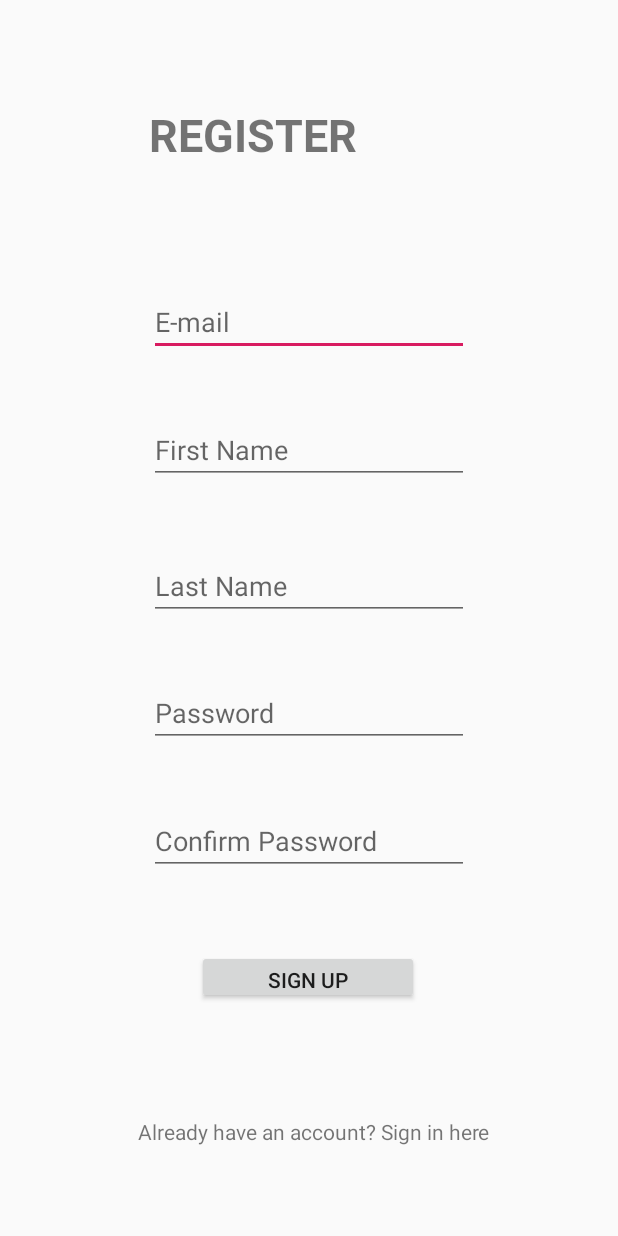
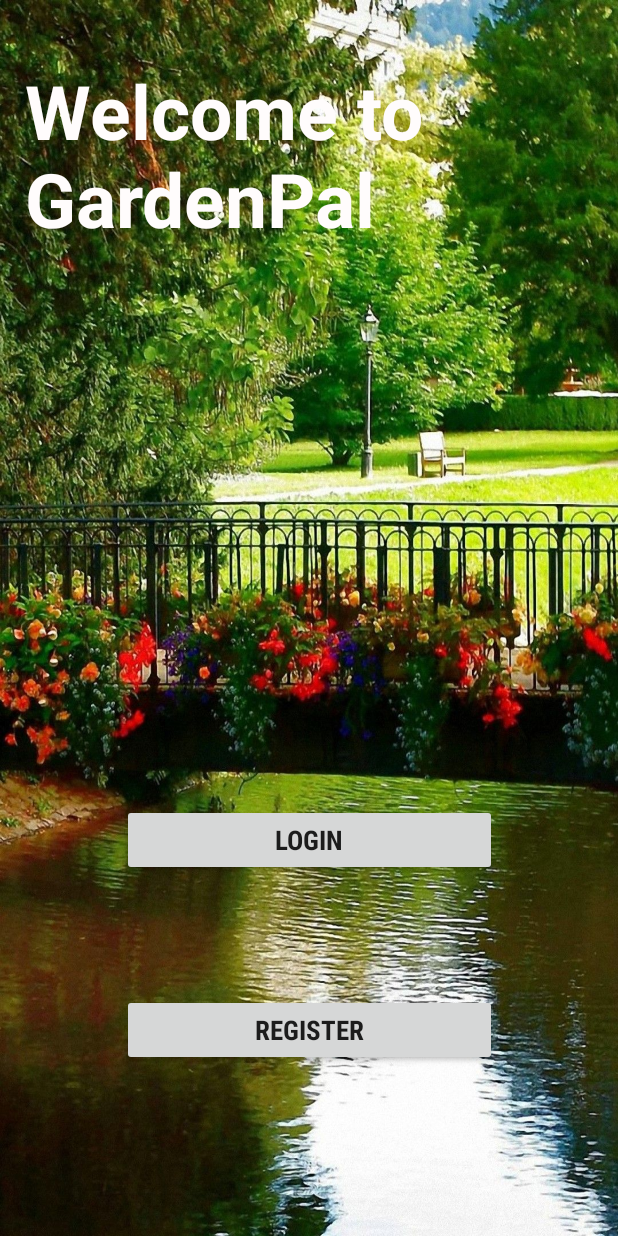
Before and after one commit to harrythomas1998/FYP, an Android app: the screen it shows after launch (MainActivity before the commit, FirstScreen after it), on a phone screen of 412 x 824 dp. Run offline under Robolectric (Android 15) with nearby library versions, the phone set to English and light mode, and no system bars.

Commit message:
23/1/2020 made a start screen

```diff
--- a/app/src/main/AndroidManifest.xml
+++ b/app/src/main/AndroidManifest.xml
@@ -13,7 +13,8 @@
         android:roundIcon="@mipmap/ic_launcher_round"
         android:supportsRtl="true"
         android:theme="@style/AppTheme">
-        <activity android:name=".SoilActivity"></activity>
+        <activity android:name=".RegisterActivity"></activity>
+        <activity android:name=".SoilActivity" />
         <activity android:name=".CreateEvent" />
         <activity android:name=".MyGarden" />
 
@@ -24,7 +25,7 @@
         <activity android:name=".MaintenancePlanner" />
         <activity android:name=".HomeActivity" />
         <activity android:name=".LoginActivity" />
-        <activity android:name=".MainActivity">
+        <activity android:name=".FirstScreen">
             <intent-filter>
                 <action android:name="android.intent.action.MAIN" />
 
--- /dev/null
+++ b/app/src/main/java/com/example/fyp/FirstScreen.java
@@ -0,0 +1,46 @@
+package com.example.fyp;
+
+import androidx.appcompat.app.AppCompatActivity;
+
+import android.content.Intent;
+import android.os.Bundle;
+import android.view.View;
+import android.widget.Button;
+
+public class FirstScreen extends AppCompatActivity {
+
+
+    Button b1, b2;
+
+    @Override
+    protected void onCreate(Bundle savedInstanceState) {
+        super.onCreate(savedInstanceState);
+        setContentView(R.layout.activity_first_screen);
+
+        b1 = findViewById(R.id.loginBtn);
+        b2 = findViewById(R.id.registerBtn);
+
+
+
+        b1.setOnClickListener(new View.OnClickListener() {
+            @Override
+            public void onClick(View v) {
+
+
+                Intent i = new Intent(FirstScreen.this, LoginActivity.class);
+                startActivity(i);
+            }
+        });
+
+
+        b2.setOnClickListener(new View.OnClickListener() {
+            @Override
+            public void onClick(View v) {
+
+                Intent i = new Intent(FirstScreen.this, RegisterActivity.class);
+                startActivity(i);
+
+            }
+        });
+    }
+}
--- a/app/src/main/java/com/example/fyp/HomeActivity.java
+++ b/app/src/main/java/com/example/fyp/HomeActivity.java
@@ -32,7 +32,7 @@ public class HomeActivity extends AppCompatActivity {
             public void onClick(View v) {
 
                 FirebaseAuth.getInstance().signOut();
-                Intent intToMain = new Intent(HomeActivity.this, MainActivity.class);
+                Intent intToMain = new Intent(HomeActivity.this, FirstScreen.class);
                 startActivity(intToMain);
 
             }
--- a/app/src/main/java/com/example/fyp/LoginActivity.java
+++ b/app/src/main/java/com/example/fyp/LoginActivity.java
@@ -100,7 +100,7 @@ public class LoginActivity extends AppCompatActivity {
         txtSignUp.setOnClickListener(new View.OnClickListener() {
             @Override
             public void onClick(View v) {
-                Intent intSignUp = new Intent(LoginActivity.this, MainActivity.class);
+                Intent intSignUp = new Intent(LoginActivity.this, RegisterActivity.class);
                 startActivity(intSignUp);
             }
         });
--- a/app/src/main/java/com/example/fyp/MainActivity.java
+++ b/app/src/main/java/com/example/fyp/RegisterActivity.java
@@ -18,7 +18,7 @@ import com.google.firebase.auth.FirebaseAuth;
 import com.google.firebase.database.DatabaseReference;
 import com.google.firebase.database.FirebaseDatabase;
 
-public class MainActivity extends AppCompatActivity {
+public class RegisterActivity extends AppCompatActivity {
 
     EditText eMail, password, cPassword, firstN, lastN;
 
@@ -33,7 +33,7 @@ public class MainActivity extends AppCompatActivity {
     @Override
     protected void onCreate(Bundle savedInstanceState) {
         super.onCreate(savedInstanceState);
-        setContentView(R.layout.activity_main);
+        setContentView(R.layout.activity_register);
 
         mFirebaseAuth = FirebaseAuth.getInstance();
         databaseReference = FirebaseDatabase.getInstance().getReference("User");
@@ -74,7 +74,7 @@ public class MainActivity extends AppCompatActivity {
                     password.requestFocus();
                 }
                 else {
-                    mFirebaseAuth.createUserWithEmailAndPassword(emailText, passwordText).addOnCompleteListener(MainActivity.this, new OnCompleteListener<AuthResult>() {
+                    mFirebaseAuth.createUserWithEmailAndPassword(emailText, passwordText).addOnCompleteListener(RegisterActivity.this, new OnCompleteListener<AuthResult>() {
                         @Override
                         public void onComplete(@NonNull Task<AuthResult> task) {
                             if(!task.isSuccessful()){
@@ -91,7 +91,7 @@ public class MainActivity extends AppCompatActivity {
                                         .getUid()).setValue(user).addOnCompleteListener(new OnCompleteListener<Void>() {
                                     @Override
                                     public void onComplete(@NonNull Task<Void> task) {
-                                        startActivity(new Intent(MainActivity.this, HomeActivity.class));
+                                        startActivity(new Intent(RegisterActivity.this, HomeActivity.class));
 
                                     }
                                 });
@@ -112,7 +112,7 @@ public class MainActivity extends AppCompatActivity {
         txtSignIn.setOnClickListener(new View.OnClickListener() {
             @Override
             public void onClick(View v) {
-                Intent i = new Intent(MainActivity.this,LoginActivity.class);
+                Intent i = new Intent(RegisterActivity.this,LoginActivity.class);
                 startActivity(i);
             }
         });
--- a/app/src/main/java/com/example/fyp/WeatherParser.java
+++ b/app/src/main/java/com/example/fyp/WeatherParser.java
@@ -12,7 +12,7 @@ import org.xml.sax.SAXException;
 
 import java.io.IOException;
 import java.util.ArrayList;
-import java.util.Objects;
+
 
 import javax.xml.parsers.DocumentBuilder;
 import javax.xml.parsers.DocumentBuilderFactory;
--- /dev/null
+++ b/app/src/main/res/layout/activity_first_screen.xml
@@ -0,0 +1,62 @@
+<?xml version="1.0" encoding="utf-8"?>
+<androidx.constraintlayout.widget.ConstraintLayout xmlns:android="http://schemas.android.com/apk/res/android"
+    xmlns:app="http://schemas.android.com/apk/res-auto"
+    xmlns:tools="http://schemas.android.com/tools"
+    android:layout_width="match_parent"
+    android:layout_height="match_parent"
+    tools:context=".FirstScreen"
+    android:background="@drawable/first_screen_img">
+
+    <TextView
+        android:id="@+id/textView3"
+        android:layout_width="350dp"
+        android:layout_height="wrap_content"
+        android:layout_marginStart="20dp"
+        android:layout_marginTop="40dp"
+        android:layout_marginEnd="50dp"
+        android:text="Welcome to GardenPal"
+        android:textAppearance="@style/TextAppearance.AppCompat.Display3"
+        android:textColor="#FFFCFC"
+        android:textSize="50dp"
+        android:textStyle="bold"
+        app:layout_constraintEnd_toEndOf="parent"
+        app:layout_constraintHorizontal_bias="0.444"
+        app:layout_constraintStart_toStartOf="parent"
+        app:layout_constraintTop_toTopOf="parent" />
+
+    <Button
+        android:id="@+id/loginBtn"
+        style="@android:style/Widget.Material.Button"
+        android:layout_width="250dp"
+        android:layout_height="wrap_content"
+        android:layout_marginStart="100dp"
+        android:layout_marginTop="280dp"
+        android:layout_marginEnd="100dp"
+        android:layout_marginBottom="150dp"
+        android:fontFamily="sans-serif-condensed"
+        android:text="Login"
+        android:textSize="18sp"
+        android:textStyle="bold"
+        app:layout_constraintBottom_toBottomOf="parent"
+        app:layout_constraintEnd_toEndOf="parent"
+        app:layout_constraintStart_toStartOf="parent"
+        app:layout_constraintTop_toBottomOf="@+id/textView3" />
+
+    <Button
+        android:id="@+id/registerBtn"
+        style="@android:style/Widget.Material.Button"
+        android:layout_width="250dp"
+        android:layout_height="wrap_content"
+        android:layout_marginStart="100dp"
+        android:layout_marginTop="35dp"
+        android:layout_marginEnd="100dp"
+        android:layout_marginBottom="70dp"
+        android:fontFamily="sans-serif-condensed"
+        android:text="Register"
+        android:textSize="18sp"
+        android:textStyle="bold"
+        app:layout_constraintBottom_toBottomOf="parent"
+        app:layout_constraintEnd_toEndOf="parent"
+        app:layout_constraintStart_toStartOf="parent"
+        app:layout_constraintTop_toBottomOf="@+id/loginBtn" />
+</androidx.constraintlayout.widget.ConstraintLayout>
--- a/app/src/main/res/layout/activity_main.xml
+++ b/app/src/main/res/layout/activity_register.xml
@@ -4,7 +4,7 @@
     xmlns:tools="http://schemas.android.com/tools"
     android:layout_width="match_parent"
     android:layout_height="match_parent"
-    tools:context=".MainActivity">
+    tools:context=".RegisterActivity">
 
 
     <EditText
```
Also changed, not shown: app/src/main/res/drawable/first_screen.jpeg (added), app/src/main/res/drawable/first_screen_img.jpg (added).
